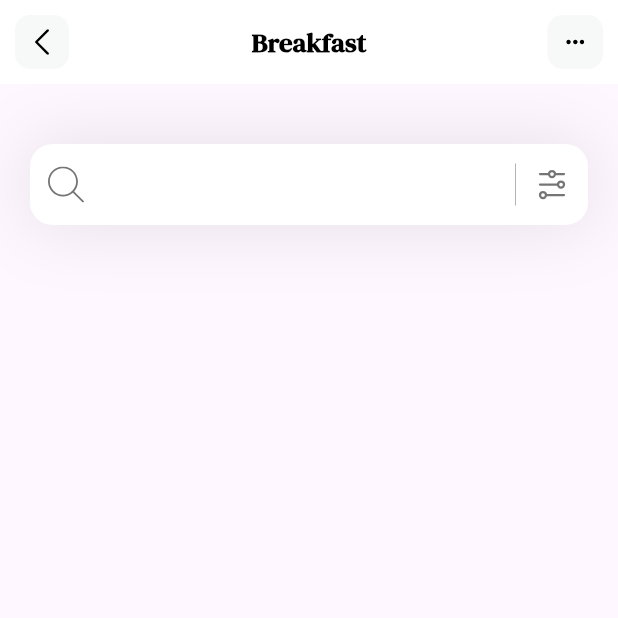
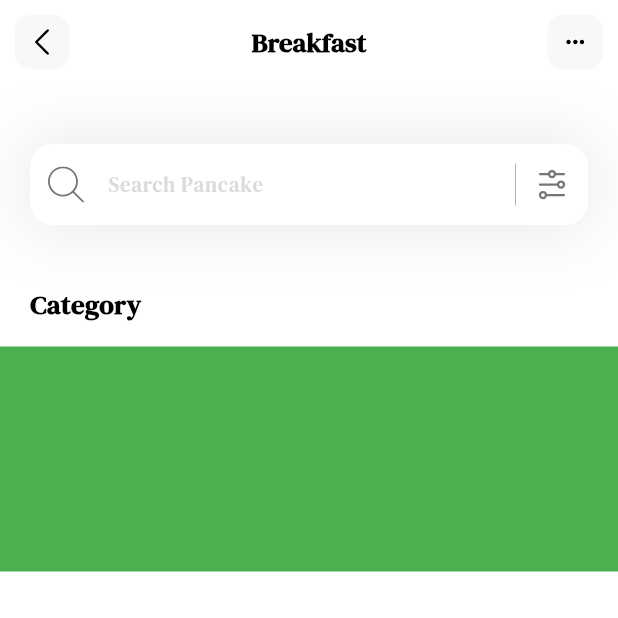
Before and after one commit to idilsg/FlutterPractice, a Flutter app: the screen it shows after launch, on a phone screen of 412 x 824 dp, the top half of it. Run offline on Flutter 3.47's test engine with Material 3 defaults, Android fonts, the light colour scheme and no system bars; our stand-ins replace flutter_svg; project files that could hold a hidden picture were left out.

Commit message:
category section

```diff
--- a/lib/pages/homepage.dart
+++ b/lib/pages/homepage.dart
@@ -8,9 +8,40 @@ class HomePage extends StatelessWidget {
   Widget build(BuildContext context) {
     return Scaffold(
       appBar: appBar(),
+      backgroundColor: Colors.white,
       body: Column(
+        crossAxisAlignment: CrossAxisAlignment.start, //Category yazısı satır başında olsun diye
         children: [
+          _searchField(),
+          SizedBox(height: 40,),
+          Column(
+            crossAxisAlignment: CrossAxisAlignment.start,
+            children: [
+              Padding(
+                padding: const EdgeInsets.only(left: 20), //solda biraz boşluk kalması için
+                child: Text(
+                  'Category',
+                  style: TextStyle(
+                    color: Colors.black,
+                    fontSize: 18,
+                    fontWeight: FontWeight.w600
+                  )
+                ),
+              ),
+              SizedBox(height: 15,), //Category'nin altında boşluk kalması için
               Container(
+                height: 150,
+                color: Colors.green,
+              )
+            ],
+          ),
+        ],
+      ),
+    );
+  }
+
+  Container _searchField() {
+    return Container(
           margin: EdgeInsets.only(top: 40, left: 20, right: 20),
           decoration: BoxDecoration(
             boxShadow: [
@@ -26,6 +57,11 @@ class HomePage extends StatelessWidget {
               filled: true,
               fillColor: Colors.white,
               contentPadding: EdgeInsets.all(15),
+              hintText: 'Search Pancake',
+              hintStyle: TextStyle(
+                color: Color(0xffDDDADA),
+                fontSize: 14
+              ),
               prefixIcon: Padding(
                 padding: const EdgeInsets.all(12),
                 child: SvgPicture.asset(
@@ -37,16 +73,18 @@ class HomePage extends StatelessWidget {
                     BlendMode.srcIn,),
                 ),
               ),
-                suffixIcon: IntrinsicHeight(
+              suffixIcon: Container(
+                width: 100,
+                child: IntrinsicHeight(
                   child: Row(
                     mainAxisAlignment: MainAxisAlignment.end,
                     children: [
                       VerticalDivider(
                         color: Colors.black,
-                        indent: 10,
-                        endIndent: 10,
-                        thickness: 0.2,
-                        width: 0.5,
+                        indent: 10, //yukarıdan boşluk bırakmak için
+                        endIndent: 10, //aşağıdan boşluk bırakmak için
+                        thickness: 0.2, //kalınlığı
+                        width: 0.5, //sağa biraz daha yaklaşması için (opsiyonel)
                       ),
                       Padding(
                         padding: const EdgeInsets.all(12),
@@ -60,14 +98,12 @@ class HomePage extends StatelessWidget {
                     ],
                   ),
                 ),
+              ),
               border: OutlineInputBorder(
                 borderRadius: BorderRadius.circular(15),
                 borderSide: BorderSide.none
               )
             ),
-            ),
-          )
-        ],
           ),
         );
   }
```
Also changed, not shown: assets/icons/egg.svg (added), assets/icons/green-salad.svg (added), assets/icons/oat-bowl.svg (added), assets/icons/pancakes.svg (added), lib/models/category_model.dart (added), 1 other file. Lines whose indentation alone changed are shown as unchanged.
